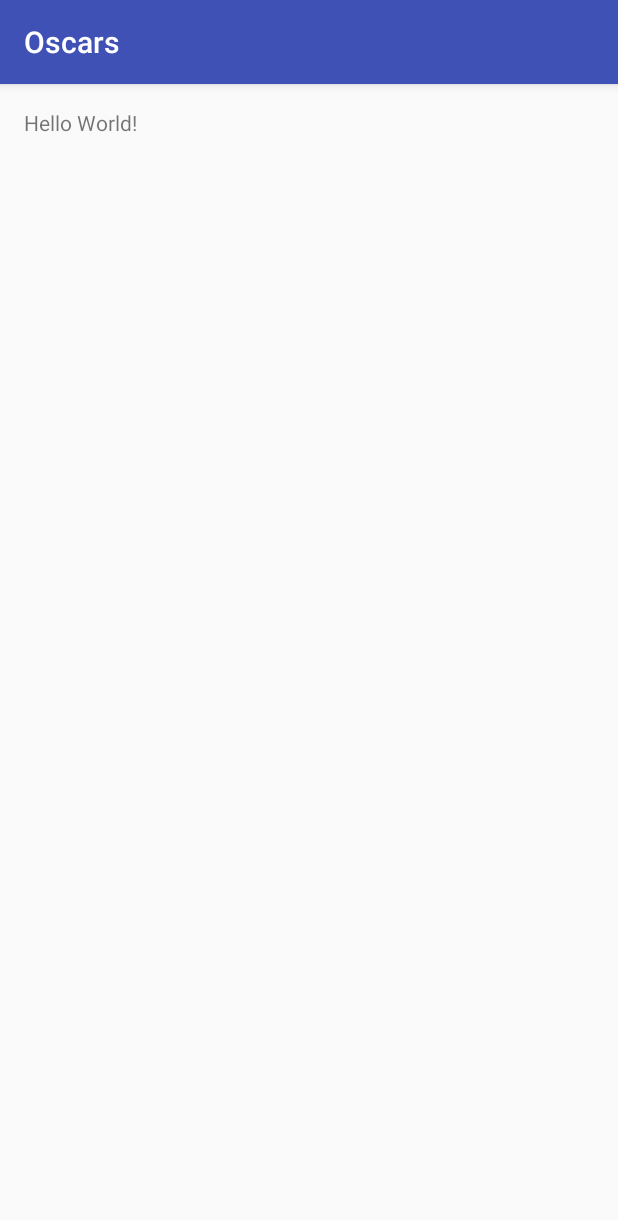
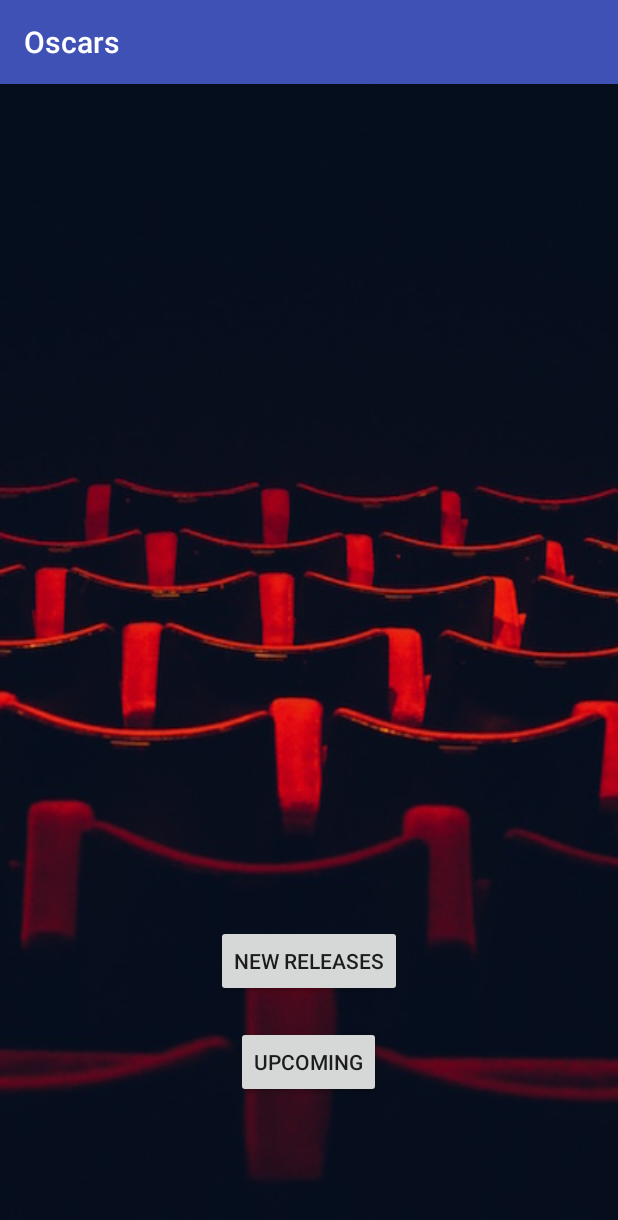
Before and after one commit to kcmdouglas/Oscars, an Android app: the screen it shows after launch (MainActivity), on a phone screen of 412 x 824 dp. Shown: the top 1220 px of the screen. Run offline under Robolectric (Android 15) with nearby library versions, the phone set to English and light mode, and no system bars; our stand-ins replace ButterKnife, Picasso; pictures from the network do not load; 2 statements that could not run were skipped.

```diff
--- a/app/src/main/AndroidManifest.xml
+++ b/app/src/main/AndroidManifest.xml
@@ -1,6 +1,8 @@
 <?xml version="1.0" encoding="utf-8"?>
 <manifest xmlns:android="http://schemas.android.com/apk/res/android"
     package="com.example.guest.oscars">
+
+    <uses-permission android:name="android.permission.INTERNET" />
 
     <application
         android:allowBackup="true"
@@ -15,6 +17,7 @@
                 <category android:name="android.intent.category.LAUNCHER" />
             </intent-filter>
         </activity>
+        <activity android:name=".activity.ResultsActivity"></activity>
     </application>
 
 </manifest>
--- a/app/src/main/java/com/example/guest/oscars/activity/MainActivity.java
+++ b/app/src/main/java/com/example/guest/oscars/activity/MainActivity.java
@@ -1,15 +1,69 @@
 package com.example.guest.oscars.activity;
 
+import android.content.Intent;
 import android.support.v7.app.AppCompatActivity;
 import android.os.Bundle;
+import android.view.View;
+import android.widget.Button;
+import android.widget.ImageView;
 
 import com.example.guest.oscars.R;
+import com.example.guest.oscars.models.Genre;
+import com.example.guest.oscars.services.MovieService;
+import com.squareup.picasso.Picasso;
 
-public class MainActivity extends AppCompatActivity {
+import java.io.IOException;
+
+import butterknife.Bind;
+import butterknife.ButterKnife;
+import okhttp3.Call;
+import okhttp3.Callback;
+import okhttp3.Response;
+
+public class MainActivity extends AppCompatActivity implements View.OnClickListener{
+    @Bind(R.id.newReleasesButton) Button mNewReleasesButton;
+    @Bind(R.id.upcomingButton) Button mUpcomingButton;
+    @Bind(R.id.backgroundMain) ImageView mBackgroundMain;
 
     @Override
     protected void onCreate(Bundle savedInstanceState) {
         super.onCreate(savedInstanceState);
         setContentView(R.layout.activity_main);
+        ButterKnife.bind(this);
+
+        mNewReleasesButton.setOnClickListener(this);
+        mUpcomingButton.setOnClickListener(this);
+
+        getGenres();
+
+        Picasso.with(this).load(R.drawable.theater_background).fit().centerCrop().into(mBackgroundMain);
+    }
+
+    @Override
+    public void onClick(View v) {
+        if (v == mNewReleasesButton) {
+
+        } else if (v == mUpcomingButton) {
+            Intent intent = new Intent (MainActivity.this, ResultsActivity.class);
+            intent.putExtra("url", getString(R.string.upcoming_movies));
+            startActivity(intent);
+        }
+
+    }
+
+    private void getGenres() {
+        final MovieService movieService = new MovieService(this);
+
+        movieService.findGenres(new Callback() {
+            @Override
+            public void onFailure(Call call, IOException e) {
+                e.printStackTrace();
+            }
+
+            @Override
+            public void onResponse(Call call, Response response) throws IOException {
+                MovieService.processGenres(response);
+            }
+        });
     }
 }
--- a/app/src/main/res/layout/activity_main.xml
+++ b/app/src/main/res/layout/activity_main.xml
@@ -3,14 +3,32 @@
     xmlns:tools="http://schemas.android.com/tools"
     android:layout_width="match_parent"
     android:layout_height="match_parent"
-    android:paddingBottom="@dimen/activity_vertical_margin"
-    android:paddingLeft="@dimen/activity_horizontal_margin"
-    android:paddingRight="@dimen/activity_horizontal_margin"
-    android:paddingTop="@dimen/activity_vertical_margin"
+
     tools:context=".activity.MainActivity">
 
-    <TextView
+    <ImageView
+        android:layout_width="fill_parent"
+        android:layout_height="fill_parent"
+        android:id="@+id/backgroundMain"
+        android:layout_centerHorizontal="true"
+        android:layout_alignParentTop="true" />
+
+    <Button
         android:layout_width="wrap_content"
         android:layout_height="wrap_content"
-        android:text="Hello World!" />
+        android:text="New Releases"
+        android:id="@+id/newReleasesButton"
+        android:layout_alignParentBottom="true"
+        android:layout_centerHorizontal="true"
+        android:layout_marginBottom="159dp" />
+
+    <Button
+        android:layout_width="wrap_content"
+        android:layout_height="wrap_content"
+        android:text="Upcoming"
+        android:id="@+id/upcomingButton"
+        android:layout_alignTop="@+id/newReleasesButton"
+        android:layout_centerHorizontal="true"
+        android:layout_marginTop="67dp" />
+
 </RelativeLayout>
--- a/build.gradle
+++ b/build.gradle
@@ -6,6 +6,7 @@ buildscript {
     }
     dependencies {
         classpath 'com.android.tools.build:gradle:2.1.0-alpha3'
+        classpath 'com.neenbedankt.gradle.plugins:android-apt:1.8'
 
         // NOTE: Do not place your application dependencies here; they belong
         // in the individual module build.gradle files
```
Also changed, not shown: app/build.gradle (+9 -4 lines), app/src/main/java/com/example/guest/oscars/activity/ResultsActivity.java (added, +43 -0 lines), app/src/main/java/com/example/guest/oscars/models/Genre.java (added, +47 -0 lines), app/src/main/java/com/example/guest/oscars/models/Movie.java (added, +65 -0 lines), app/src/main/java/com/example/guest/oscars/services/movieService.java (+73 -5 lines), app/src/main/res/layout/activity_results.xml (added, +12 -0 lines), app/src/main/res/drawable/theater_background.jpeg (added).
